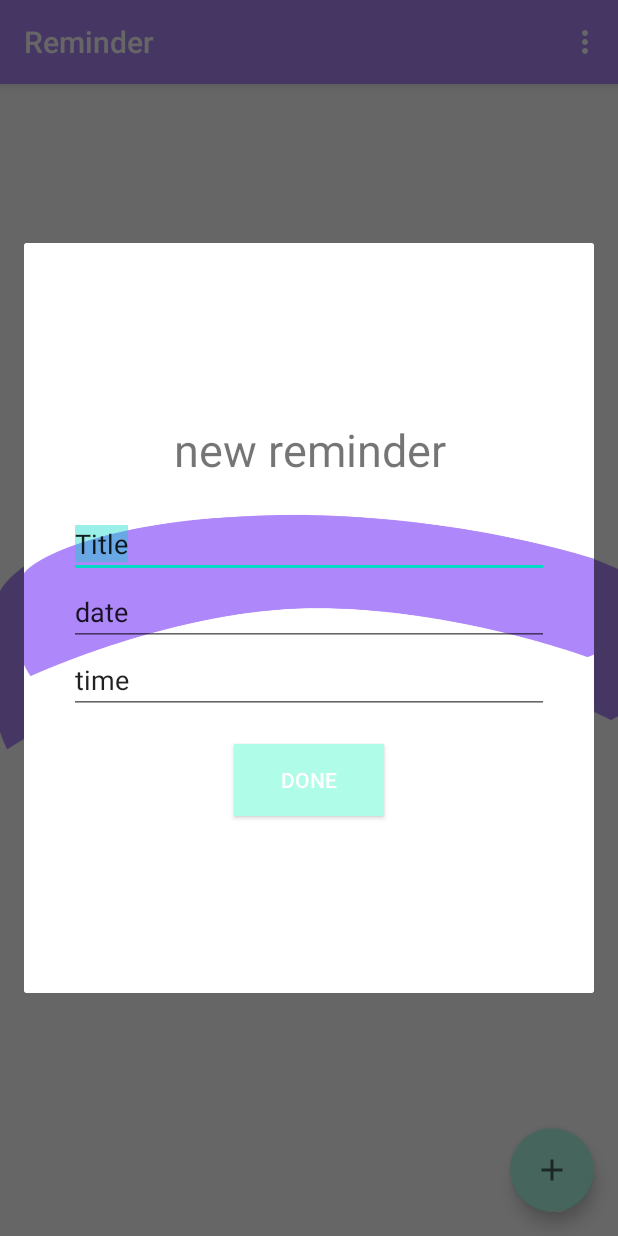
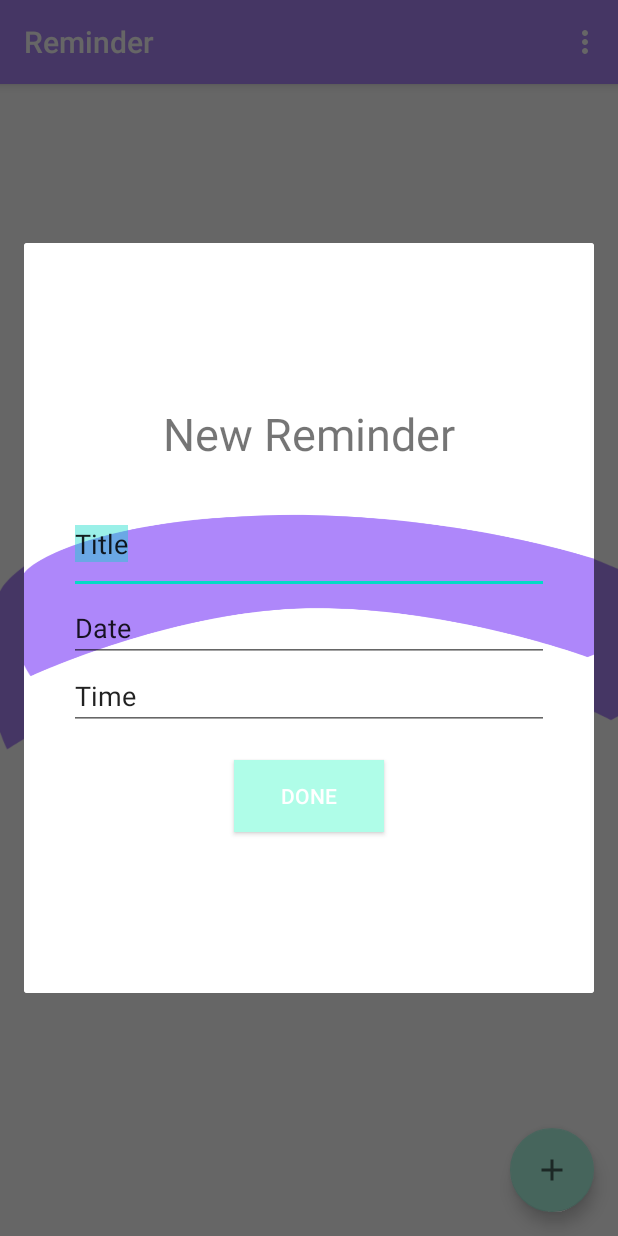
Before and after one commit to LatifahAlomar/Reminder, an Android app: the screen it shows after launch (MainActivity), after a tap on an icon or button, on a phone screen of 412 x 824 dp. Run offline under Robolectric (Android 15) with nearby library versions, the phone set to English and light mode, and no system bars.

```diff
--- a/Reminder/app/src/main/java/com/example/reminder/MainActivity.java
+++ b/Reminder/app/src/main/java/com/example/reminder/MainActivity.java
@@ -1,21 +1,34 @@
 package com.example.reminder;
 
+import android.app.DatePickerDialog;
 import android.app.Dialog;
+import android.app.TimePickerDialog;
 import android.os.Bundle;
 import com.google.android.material.floatingactionbutton.FloatingActionButton;
 import com.google.android.material.snackbar.Snackbar;
 import androidx.appcompat.app.AppCompatActivity;
 import androidx.appcompat.widget.Toolbar;
+
+import android.text.InputType;
 import android.view.View;
 
 import android.view.Menu;
 import android.view.MenuItem;
 import android.widget.Button;
+import android.widget.DatePicker;
+import android.widget.EditText;
+import android.widget.TimePicker;
+
+import java.text.SimpleDateFormat;
+import java.util.Calendar;
+import java.util.Locale;
 
 public class MainActivity extends AppCompatActivity {
 
     Dialog newRminder ; //this is the dialog for adding new reminder , in this dialog there is 3 input text the first for the title second for date thierd one for the time
     Button doneButton;
+    EditText reminder_title, reminder_date, reminder_time;
+
     @Override
     protected void onCreate(Bundle savedInstanceState) {
         super.onCreate(savedInstanceState);
@@ -23,17 +36,15 @@ public class MainActivity extends AppCompatActivity {
         Toolbar toolbar = findViewById(R.id.toolbar);
         setSupportActionBar(toolbar);
         toolbar.setTitle("Reminder");
-
-               newRminder = new Dialog(this);
+        newRminder = new Dialog(this);
         newRminder.setContentView(R.layout.add_reminder_dialog);
+        reminder_title = newRminder.findViewById(R.id.title_input);
+        pickersListeners();
         doneButton = newRminder.findViewById(R.id.doneButton);
-
         doneButton.setOnClickListener(new View.OnClickListener() {
             @Override
             public void onClick(View view) {
-
                 newRminder.dismiss();
-//
             }
         });
 //
@@ -42,12 +53,14 @@ public class MainActivity extends AppCompatActivity {
         fab.setOnClickListener(new View.OnClickListener() {
             @Override
             public void onClick(View view) {
-
                 newRminder.show();
 //                Snackbar.make(view, "Replace with your own action", Snackbar.LENGTH_LONG)
 //                        .setAction("Action", null).show();
             }
         });
+
+
+
     }
 @Override
     public boolean onCreateOptionsMenu(Menu menu) {
@@ -70,4 +83,56 @@ public class MainActivity extends AppCompatActivity {
 
         return super.onOptionsItemSelected(item);
     }
+
+    public void pickersListeners(){
+        reminder_date = newRminder.findViewById(R.id.date_input);
+        reminder_time = newRminder.findViewById(R.id.time_input);
+
+        reminder_date.setOnClickListener(new View.OnClickListener(){
+            @Override
+            public void onClick(View v) {
+                showDateDialog(reminder_date);
+            }
+
+            private void showDateDialog(final EditText reminder_date) {
+                final Calendar calendar = Calendar.getInstance();
+                DatePickerDialog.OnDateSetListener dateSetListener = new DatePickerDialog.OnDateSetListener() {
+                    @Override
+                    public void onDateSet(DatePicker view, int year, int month, int dayOfMonth) {
+                        calendar.set(Calendar.YEAR, year);
+                        calendar.set(Calendar.MONTH, month);
+                        calendar.set(Calendar.DAY_OF_MONTH, dayOfMonth);
+                        SimpleDateFormat simpleDateFormat = new SimpleDateFormat("yyyy-MM-dd", Locale.UK);
+                        reminder_date.setText(simpleDateFormat.format(calendar));
+                    }
+                };
+                new DatePickerDialog(MainActivity.this, dateSetListener, calendar.get(Calendar.YEAR),
+                        calendar.get(Calendar.MONTH), calendar.get(Calendar.DAY_OF_MONTH)).show();
+            }
+        });
+        // time picker
+        final EditText finalReminder_time = reminder_time;
+        reminder_time.setOnClickListener(new View.OnClickListener(){
+            @Override
+            public void onClick(View v) {
+                showTimeDialog(finalReminder_time);
+            }
+
+            private void showTimeDialog(final EditText reminder_time) {
+                final Calendar calendar = Calendar.getInstance();
+                TimePickerDialog.OnTimeSetListener timeSetListener = new TimePickerDialog.OnTimeSetListener() {
+                    @Override
+                    public void onTimeSet(TimePicker view, int hourOfDay, int minute) {
+                        calendar.set(Calendar.HOUR_OF_DAY, hourOfDay);
+                        calendar.set(Calendar.MINUTE, minute);
+                        SimpleDateFormat simpleDateFormat = new SimpleDateFormat("HH:mm", Locale.UK);
+                        reminder_time.setText(simpleDateFormat.format(calendar));
+                    }
+                };
+                new TimePickerDialog(MainActivity.this, timeSetListener, calendar.get(Calendar.HOUR_OF_DAY),
+                        calendar.get(Calendar.MINUTE), false).show();
+            }
+        });
+
+    }
 }
--- a/Reminder/app/src/main/res/layout/add_reminder_dialog.xml
+++ b/Reminder/app/src/main/res/layout/add_reminder_dialog.xml
@@ -22,43 +22,44 @@
             android:layout_height="wrap_content"
             android:layout_marginBottom="20dp"
             android:gravity="center"
-            android:text="new reminder"
+            android:text="@string/new_reminder"
             android:textSize="30dp" />
 
+        <!-- Reminder title-->
         <EditText
-            android:id="@+id/editTextTextPersonName2"
+            android:id="@+id/title_input"
             android:layout_width="match_parent"
             android:layout_height="wrap_content"
+            android:layout_marginLeft="30dp"
+            android:layout_marginRight="30dp"
             android:ems="10"
             android:hint="mobile development assigment"
-            android:inputType="textPersonName"
+            android:inputType="none"
+            android:selectAllOnFocus="true"
+            android:singleLine="false"
+            android:text="@string/title" />
+
+        <!--Reminder date-->
+        <EditText
+            android:id="@+id/date_input"
+            android:layout_width="match_parent"
+            android:layout_height="wrap_content"
             android:layout_marginLeft="30dp"
             android:layout_marginRight="30dp"
+            android:ems="10"
+            android:inputType="none"
+            android:text="@string/date" />
 
-            android:selectAllOnFocus="true"
-            android:singleLine="false"
-            android:text="Title" />
-
+        <!--Reminder time-->
         <EditText
-            android:id="@+id/editTextTextPersonName3"
+            android:id="@+id/time_input"
             android:layout_width="match_parent"
             android:layout_height="wrap_content"
-            android:ems="10"
             android:layout_marginLeft="30dp"
             android:layout_marginRight="30dp"
-
-            android:inputType="textPersonName"
-            android:text="date" />
-
-        <EditText
-            android:id="@+id/editTextTextPersonName4"
-            android:layout_width="match_parent"
-            android:layout_height="wrap_content"
             android:ems="10"
-            android:inputType="textPersonName"
-            android:layout_marginLeft="30dp"
-            android:layout_marginRight="30dp"
-            android:text="time" />
+            android:inputType="none"
+            android:text="@string/time" />
 
         <Button
             android:id="@+id/doneButton"
@@ -66,7 +67,7 @@
             android:layout_height="wrap_content"
             android:layout_marginTop="20dp"
             android:background="#AFFDE8"
-            android:text="done"
+            android:text="@string/done"
             android:textColor="#FFFFFF" />
 
     </LinearLayout>
--- a/Reminder/app/src/main/res/values/strings.xml
+++ b/Reminder/app/src/main/res/values/strings.xml
@@ -6,7 +6,11 @@
     <string name="second_fragment_label">Second Fragment</string>
     <string name="next">Next</string>
     <string name="previous">Previous</string>
-
+    <string name="new_reminder">New Reminder</string>
+    <string name="title">Title</string>
+    <string name="date">Date</string>
+    <string name="time">Time</string>
+    <string name="done">Done</string>
     <string name="hello_first_fragment">Hello first fragment</string>
     <string name="hello_second_fragment">Hello second fragment. Arg: %1$s</string>
 </resources>
```
Also changed, not shown: 568 other files.
